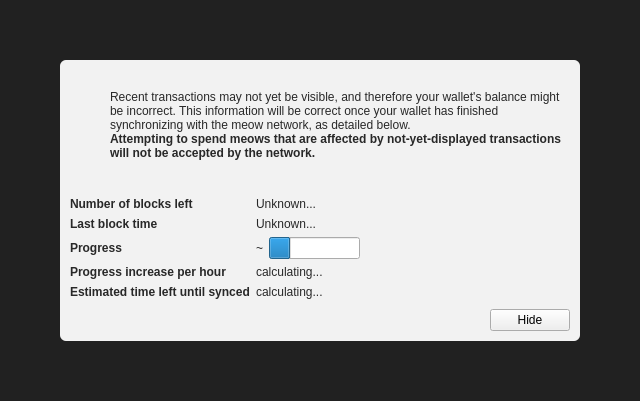
First picture: the form in src/qt/forms/modaloverlay.ui, repository mamafunny/Meowcoin, before the edit.
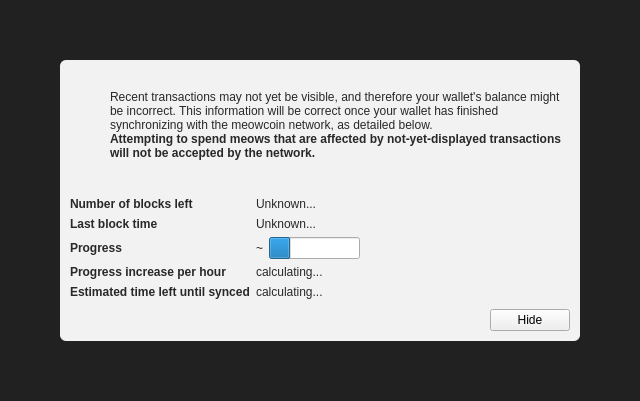
Second picture: the form after the edit. Icons and pictures are not drawn. Custom widgets are drawn as their Qt base class.

Commit message: meow -> meowcoin

```diff
--- a/src/qt/forms/modaloverlay.ui
+++ b/src/qt/forms/modaloverlay.ui
@@ -130,7 +130,7 @@
              <item>
               <widget class="QLabel" name="infoText">
                <property name="text">
-                <string>Recent transactions may not yet be visible, and therefore your wallet's balance might be incorrect. This information will be correct once your wallet has finished synchronizing with the meow network, as detailed below.</string>
+                <string>Recent transactions may not yet be visible, and therefore your wallet's balance might be incorrect. This information will be correct once your wallet has finished synchronizing with the meowcoin network, as detailed below.</string>
                </property>
                <property name="textFormat">
                 <enum>Qt::RichText</enum>
```
The commit also changes 953 other files.
